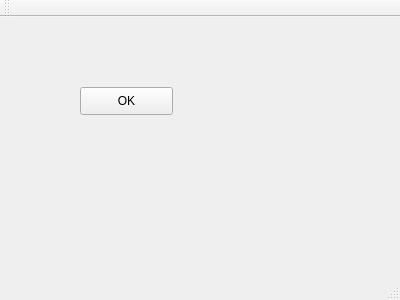
First picture: the form in main/MainWindow.ui, repository towel42-com/BlockingApp, before the edit.
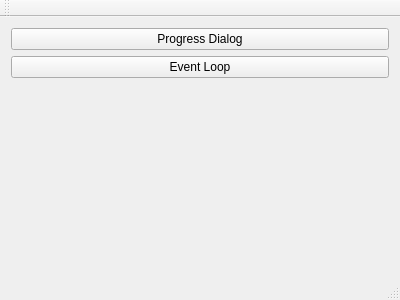
Second picture: the form after the edit.

Commit message: Added event loop driven backgroudn thread

What changed in the file:
```diff
--- a/main/MainWindow.ui
+++ b/main/MainWindow.ui
@@ -14,19 +14,35 @@
    <string>MainWindow</string>
   </property>
   <widget class="QWidget" name="centralWidget">
-   <widget class="QPushButton" name="PB_OK">
-    <property name="geometry">
-     <rect>
-      <x>80</x>
-      <y>70</y>
-      <width>93</width>
-      <height>28</height>
-     </rect>
-    </property>
-    <property name="text">
-     <string>OK</string>
-    </property>
-   </widget>
+   <layout class="QVBoxLayout" name="verticalLayout">
+    <item>
+     <widget class="QPushButton" name="progessBtn">
+      <property name="text">
+       <string>Progress Dialog</string>
+      </property>
+     </widget>
+    </item>
+    <item>
+     <widget class="QPushButton" name="eventBtn">
+      <property name="text">
+       <string>Event Loop</string>
+      </property>
+     </widget>
+    </item>
+    <item>
+     <spacer name="verticalSpacer">
+      <property name="orientation">
+       <enum>Qt::Vertical</enum>
+      </property>
+      <property name="sizeHint" stdset="0">
+       <size>
+        <width>20</width>
+        <height>40</height>
+       </size>
+      </property>
+     </spacer>
+    </item>
+   </layout>
   </widget>
   <widget class="QMenuBar" name="menuBar">
    <property name="geometry">
```
Left out of the diff: 4 changed lines with no effect on the pictures. The commit also changes 2 other files.
